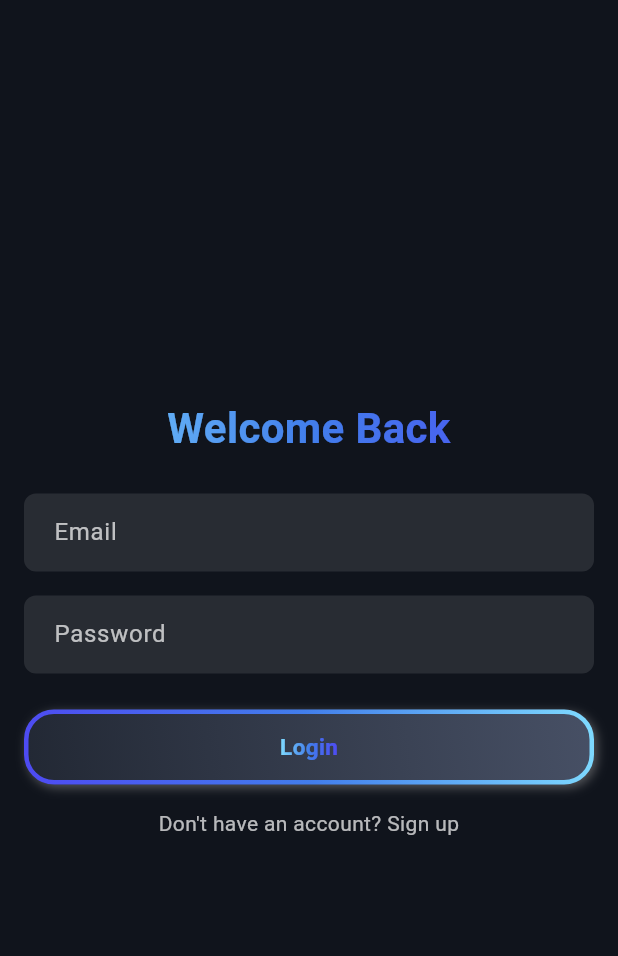
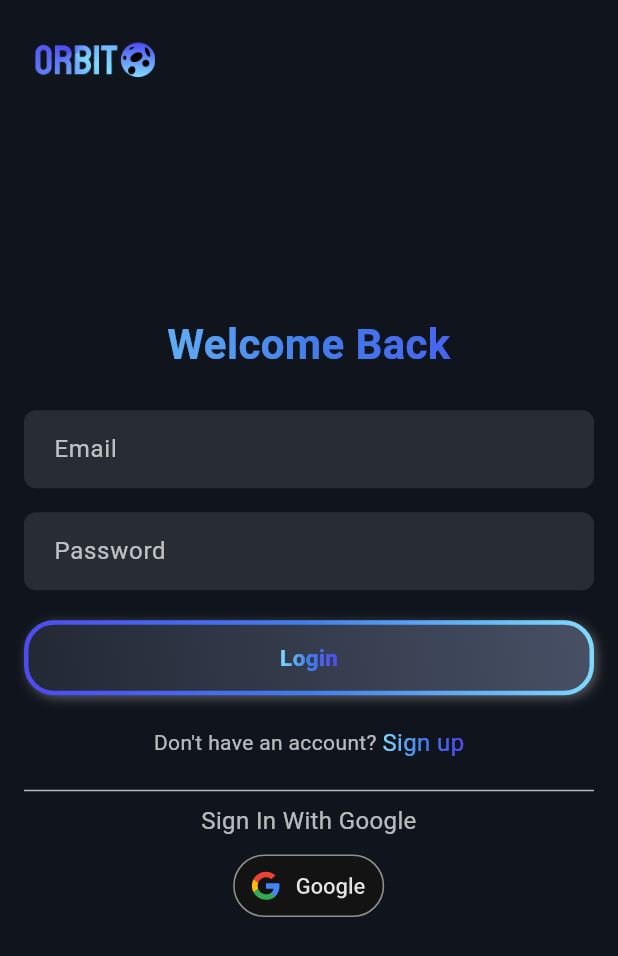
Before and after one commit to Aaryan-Patel2/fbla_mobile_app, a Flutter app: the screen it shows after launch, on a phone screen of 412 x 824 dp. Shown: the top 956 px of the screen. Run offline on Flutter 3.47's test engine with Material 3 defaults, Android fonts, the phone set to English and light mode, and no system bars; drawn by our look-alikes of simple_gradient_text; our stand-ins replace flutter_svg, gradient_borders.

Commit message:
Sign in screen complete! (pre-judge)

```diff
--- a/lib/features/auth/sign_in.dart
+++ b/lib/features/auth/sign_in.dart
@@ -1,7 +1,7 @@
 import 'package:flutter/material.dart';
 import 'package:fbla_mobile_app/widgets/buttons.dart';
 import 'package:simple_gradient_text/simple_gradient_text.dart';
-
+import 'package:flutter_svg/flutter_svg.dart'; // Import for SVG support
 
 class SignInScreen extends StatelessWidget {
   @override
@@ -10,10 +10,12 @@ class SignInScreen extends StatelessWidget {
       builder: (context, constraints) {
         bool isWide = constraints.maxWidth > 600; // Adapt based on screen width
 
-
         return Scaffold(
           backgroundColor: const Color.fromRGBO(16, 20, 28, 1),
-          body: Center(
+          body: Stack(
+            children: [
+              // Container for the rest of the UI elements
+              Center(
                 child: Container(
                   padding: EdgeInsets.all(isWide ? 32.0 : 16.0),
                   width: isWide ? 400 : double.infinity, // Restrict width on wider screens
@@ -38,22 +40,80 @@ class SignInScreen extends StatelessWidget {
                       _buildTextField('Email'),
                       const SizedBox(height: 16),
                       _buildTextField('Password', obscureText: true),
-                  const SizedBox(height: 24),
+                      const SizedBox(height: 20), // Increased gap between Login button and "Don't have an account?"
                       GradientButton(
                         text: 'Login',
-                    onPressed: () {},
+                        onPressed: () {
+                          print("Login button clicked...");
+                        },
                       ),
-                  if (!isWide) ...[
-                    const SizedBox(height: 16),
+                      const SizedBox(height: 20), // Increased gap between Login button and the "Don't have an account?" section
+                      // Always visible, adjusts dynamically with screen size
+                      Row(
+                        mainAxisAlignment: MainAxisAlignment.center,
+                        children: [
                           const Text(
-                      "Don't have an account? Sign up",
-                      textAlign: TextAlign.center,
+                            "Don't have an account? ",
                             style: TextStyle(color: Colors.white70),
                           ),
-                  ],
+                          InkWell(
+                            onTap: () {
+                              // Navigate to the Sign Up screen (replace with actual navigation)
+                              print("Navigating to Sign Up screen...");
+                            },
+                            child: GradientText(
+                              'Sign up',
+                              style: const TextStyle(fontSize: 16),
+                              colors: [
+                                Color.fromRGBO(127, 219, 255, 1),
+                                Color.fromRGBO(66, 126, 235, 1),
+                                Color.fromRGBO(78, 74, 242, 1),
                               ],
                             ),
                           ),
+                        ],
+                      ),
+                      const SizedBox(height: 20), // Increased gap between "Don't have an account?" and "Sign In with Google"
+                      // Solid line and Sign In with Google Text
+                      Container(
+                        height: 1,
+                        color: Colors.white70, // White color for the line
+                      ),
+                      const SizedBox(height: 8),
+                      const Text(
+                        'Sign In With Google',
+                        textAlign: TextAlign.center,
+                        style: TextStyle(
+                          color: Colors.white70,
+                          fontSize: 16,
+                        ),
+                      ),
+                      const SizedBox(height: 8),
+                      // Google Sign-In Button (Assuming you have an SVG for the button)
+                      InkWell(
+                        onTap: () {
+                          // Add Google Sign-In logic here
+                          print("Google Sign-In clicked...");
+                        },
+                        child: SvgPicture.asset(
+                          'lib/assets/google_dark_bttn.svg', // Path to your downloaded SVG
+                          height: 48, // Adjust the size as needed
+                        ),
+                      ),
+                    ],
+                  ),
+                ),
+              ),
+              // App logo positioned at the top left corner (Now using PNG instead of SVG)
+              Positioned(
+                top: 16,
+                left: 16,
+                child: Image.asset(
+                  'lib/assets/named_branding.png', // Updated to use the PNG version
+                  height: 40, // Adjust the size as needed
+                ),
+              ),
+            ],
           ),
         );
       },
```
Also changed, not shown: lib/features/auth/widgets/auth_button.dart (deleted, +0 -53 lines), lib/features/auth/widgets/logo_widget.dart (deleted, +0 -53 lines), lib/assets/named_branding.png (added), lib/assets/named_branding.svg (deleted). Lines whose indentation alone changed are shown as unchanged.
